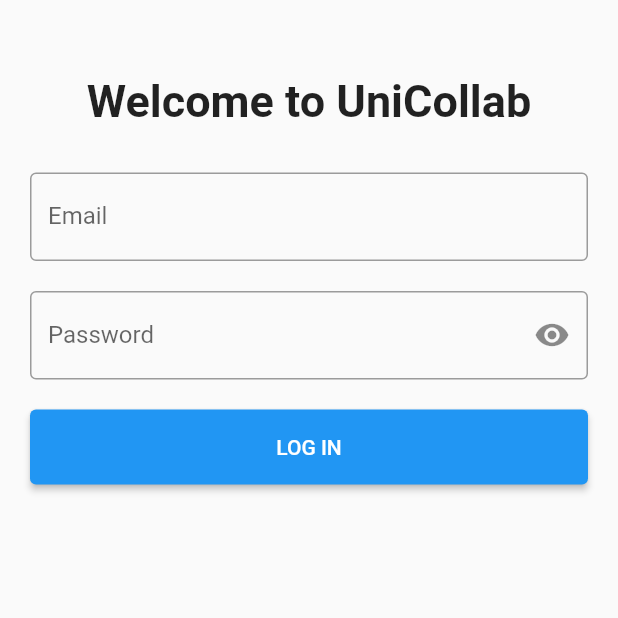
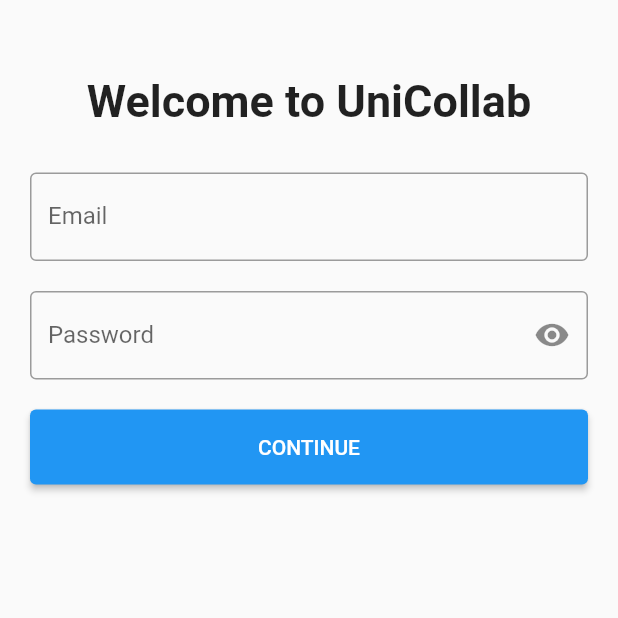
Before and after one commit to UniCollab1/UniCollab, a Flutter app: the screen it shows after launch, on a phone screen of 412 x 824 dp, the top half of it. Run offline on Flutter 3.47's test engine with Material 2 defaults, Android fonts, the phone set to English and light mode, and no system bars; our stand-ins replace firebase_auth, firebase_core; accounts and stored records are empty.

```diff
--- a/lib/login.dart
+++ b/lib/login.dart
@@ -152,7 +152,7 @@ class _LoginState extends State<Login> {
                       }
                     }
                   },
-                  child: Text('LOG IN'),
+                  child: Text('CONTINUE'),
                 ),
               ),
             ],
```
